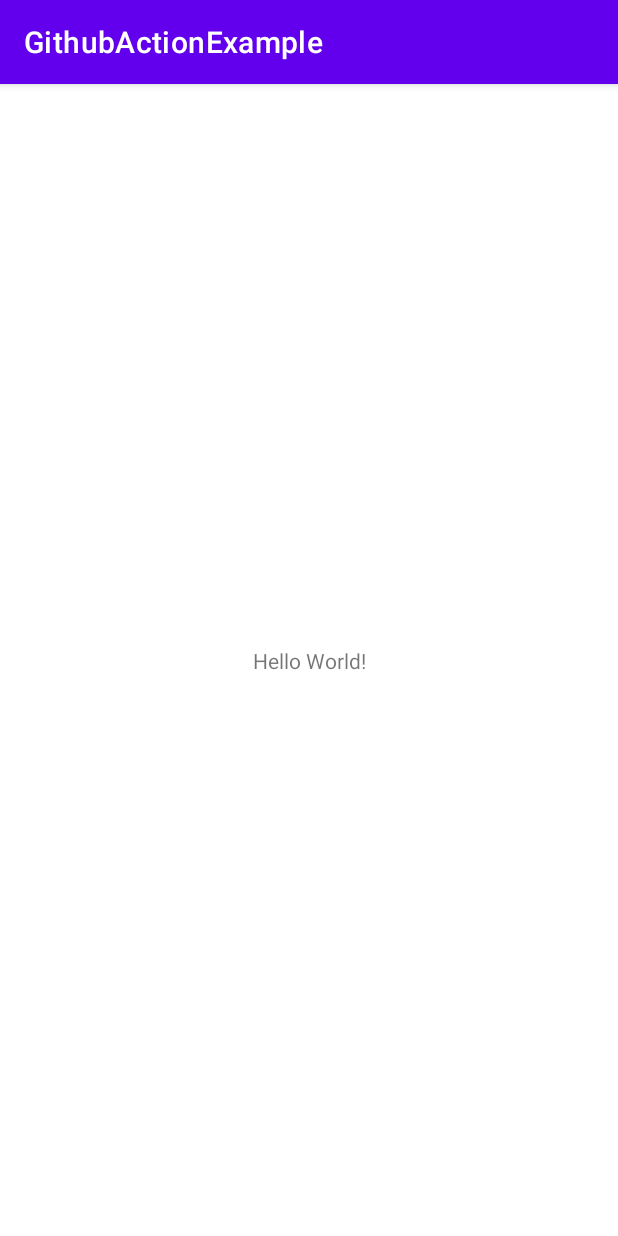
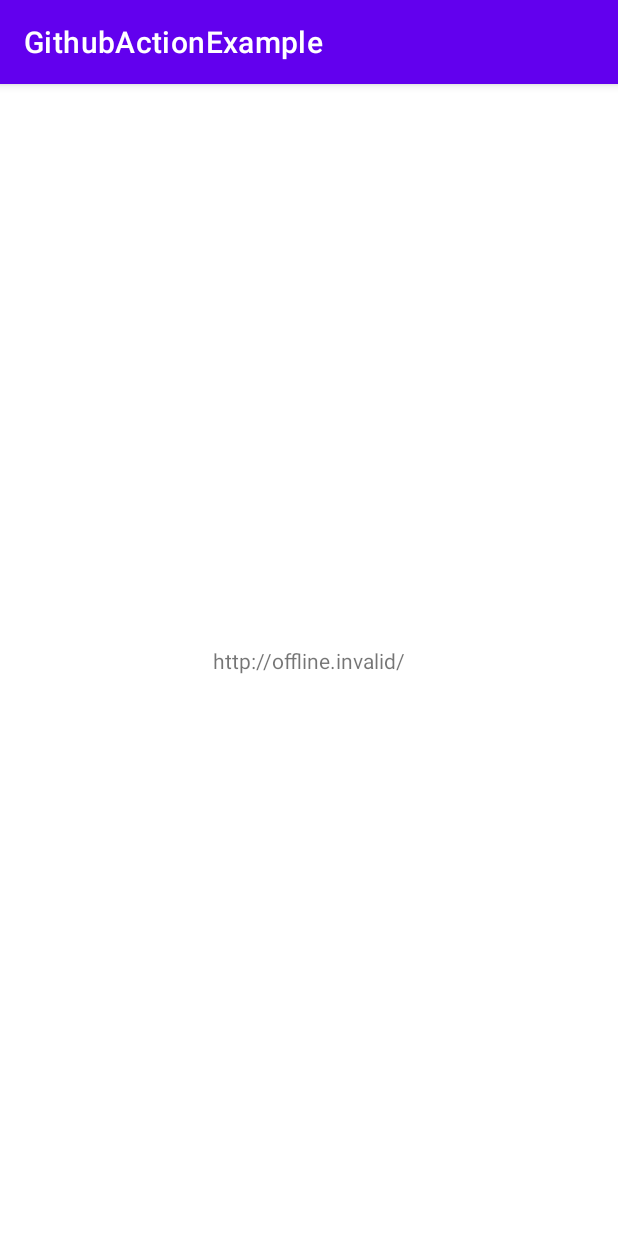
Before and after one commit to IniyanApp/GithubActionExample, an Android app: the screen it shows after launch (MainActivity), on a phone screen of 412 x 824 dp. Run offline under Robolectric (Android 15) with nearby library versions, the phone set to English and light mode, and no system bars.

```diff
--- a/app/src/main/java/com/iniyan/githubactionexample/MainActivity.kt
+++ b/app/src/main/java/com/iniyan/githubactionexample/MainActivity.kt
@@ -3,15 +3,17 @@ package com.iniyan.githubactionexample
 import androidx.appcompat.app.AppCompatActivity
 import android.os.Bundle
 import android.util.Log
+import android.widget.TextView
 
 class MainActivity : AppCompatActivity() {
     override fun onCreate(savedInstanceState: Bundle?) {
         super.onCreate(savedInstanceState)
         setContentView(R.layout.activity_main)
 
-        Log.e("tag",BuildConfig.baseUrl)
-        Log.e("tag",BuildConfig.gateway)
-        Log.e("tag",BuildConfig.apiUrl)
+        Log.e("tag",com.iniyan.githubactionexample.BuildConfig.baseUrl)
+        Log.e("tag",com.iniyan.githubactionexample.BuildConfig.gateway)
+        Log.e("tag",com.iniyan.githubactionexample.BuildConfig.apiUrl)
+        findViewById<TextView>(R.id.text).text = com.iniyan.githubactionexample.BuildConfig.baseUrl
 
     }
 }
--- a/app/src/main/res/layout/activity_main.xml
+++ b/app/src/main/res/layout/activity_main.xml
@@ -10,6 +10,7 @@
         android:layout_width="wrap_content"
         android:layout_height="wrap_content"
         android:text="Hello World!"
+        android:id="@+id/text"
         app:layout_constraintBottom_toBottomOf="parent"
         app:layout_constraintLeft_toLeftOf="parent"
         app:layout_constraintRight_toRightOf="parent"
```
